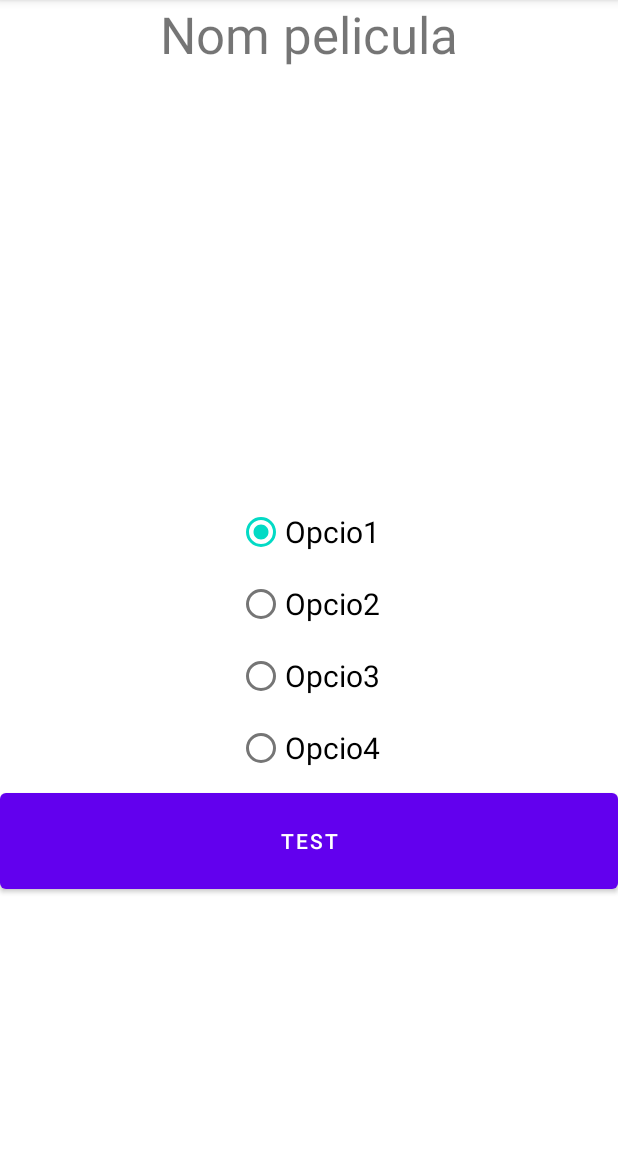
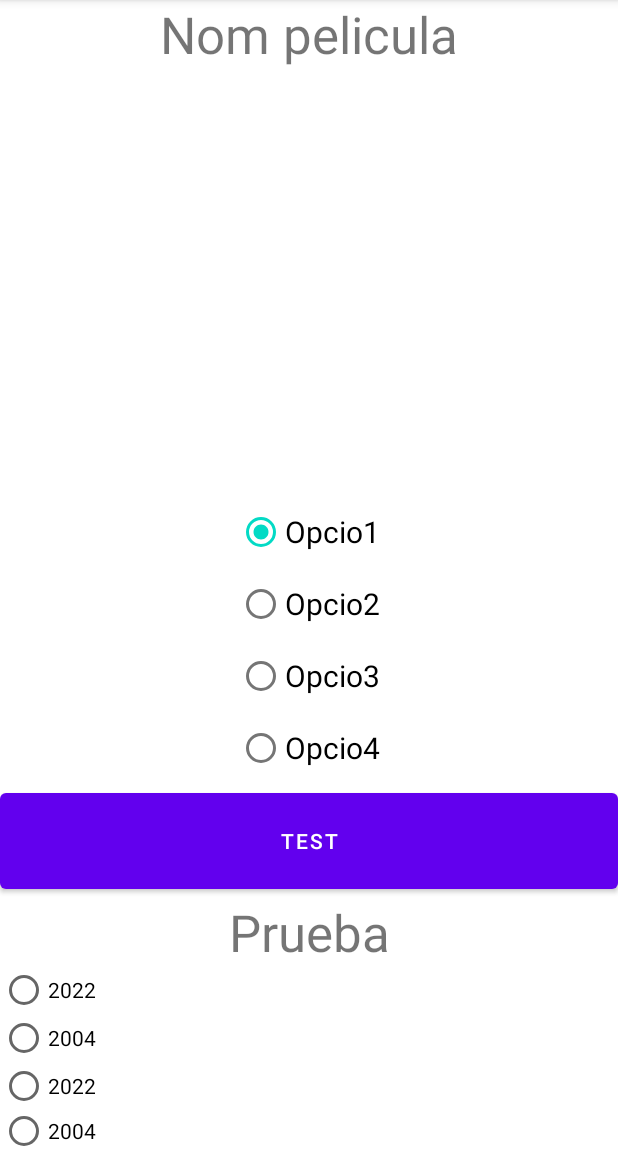
Before and after one commit to a22marramgar/AnyPeliculesApp, an Android app: the screen it shows after launch (MainActivity), on a phone screen of 412 x 824 dp, the part 84-1236 px from its top. Run offline under Robolectric (Android 15) with nearby library versions, the phone set to English and light mode, and no system bars.

Commit message:
Crear pregunta method a medias

```diff
--- a/app/src/main/java/com/example/anypeliculesapp/MainActivity.java
+++ b/app/src/main/java/com/example/anypeliculesapp/MainActivity.java
@@ -5,6 +5,13 @@ import androidx.appcompat.app.AppCompatActivity;
 import android.os.Bundle;
 import android.view.View;
 import android.widget.Button;
+import android.widget.LinearLayout;
+import android.widget.RadioButton;
+import android.widget.RadioGroup;
+import android.widget.TextView;
+
+import java.lang.reflect.Array;
+import java.util.Arrays;
 
 public class MainActivity extends AppCompatActivity {
 
@@ -13,6 +20,12 @@ public class MainActivity extends AppCompatActivity {
         super.onCreate(savedInstanceState);
         setContentView(R.layout.activity_main);
 
+        String[] respostes = new String[4];
+        respostes[0] = "2022";
+        respostes[1] = "2004";
+        respostes[2] = "2022";
+        respostes[3] = "2004";
+        crearPregunta("Prueba", respostes);
         Button button = findViewById(R.id.testButton);
         button.setOnClickListener(new View.OnClickListener() {
             @Override
@@ -22,4 +35,26 @@ public class MainActivity extends AppCompatActivity {
         });
     }
 
+    public void crearPregunta(String nomPeli, String[] respostestext){
+        LinearLayout layout = findViewById(R.id.mainlayout);
+
+        TextView peli= new TextView(this);
+        peli.setText(nomPeli);
+        peli.setTextSize(34);
+        peli.setTextAlignment(View.TEXT_ALIGNMENT_CENTER);
+        layout.addView(peli);
+
+        RadioGroup radiogroup = new RadioGroup(this);
+        RadioButton[] respuestas = new RadioButton[4];
+        for(int i =0; i<respostestext.length; i++) {
+            respuestas[i] = new RadioButton(this);
+            respuestas[i].setText(respostestext[i]);
+            respuestas[i].setTextAlignment(View.TEXT_ALIGNMENT_CENTER);
+            radiogroup.addView(respuestas[i]);
+        }
+        layout.addView(radiogroup);
+
+    }
+
+
 }
--- a/app/src/main/res/layout/activity_main.xml
+++ b/app/src/main/res/layout/activity_main.xml
@@ -2,6 +2,7 @@
 <LinearLayout xmlns:android="http://schemas.android.com/apk/res/android"
     xmlns:app="http://schemas.android.com/apk/res-auto"
     xmlns:tools="http://schemas.android.com/tools"
+    android:id="@+id/mainlayout"
     android:layout_width="match_parent"
     android:layout_height="match_parent"
     android:layout_gravity="center"
```
